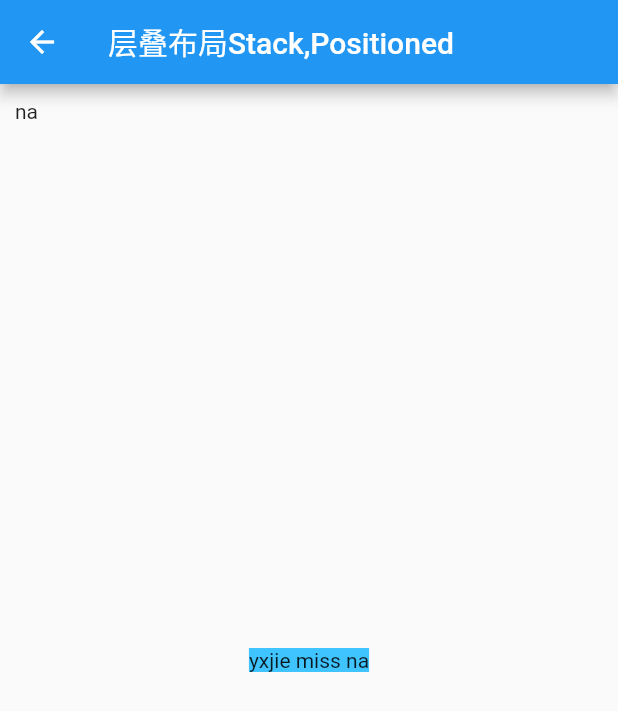
After one commit to Yxjie/Flutter_Study, a Flutter app: the DemoWidget screen opened by its route, after a tap on "层叠布局Stack,Positioned", on a phone screen of 412 x 824 dp. The commit adds this screen. Shown: the top 711 px of the screen. Run offline on Flutter 3.47's test engine with Material 2 defaults, Android fonts, the phone set to English and light mode, and no system bars.

Commit message:
[NFF] 层叠布局布局

```diff
--- /dev/null
+++ b/flutter_demo/lib/container/StackLayout.dart
@@ -0,0 +1,23 @@
+import 'package:flutter/material.dart';
+
+class StackLayoutWidget extends StatelessWidget {
+  @override
+  Widget build(BuildContext context) {
+    return Scaffold(
+      appBar: AppBar(
+        title: Text("层叠布局Stack,Positioned"),
+      ),
+      body: ConstrainedBox(
+        constraints: BoxConstraints.expand(),
+        child: Stack(
+          alignment: Alignment.center,
+          children: <Widget>[
+            Container(child: Text("yxjie miss na",),color: Colors.lightBlueAccent,),
+
+            Positioned(child: Text("na"),left: 10.0,top: 10.0,)
+          ],
+        ),
+      ),
+    );
+  }
+}
--- a/flutter_demo/lib/demo.dart
+++ b/flutter_demo/lib/demo.dart
@@ -10,6 +10,7 @@ import 'textFiled2.dart';
 import 'TextForm.dart';
 import 'container/LinearLayout.dart';
 import 'container/FlowLayout.dart';
+import 'container/StackLayout.dart';
 
 class DemoWidget extends StatelessWidget {
   @override
@@ -94,6 +95,10 @@ class DemoWidget extends StatelessWidget {
           CustomList(title: "流式布局Flow,Wrap", callback: (){
             Navigator.push(context, MaterialPageRoute(builder: (context)=> FlowLayoutWidget()));
           }),
+
+          CustomList(title: "层叠布局Stack,Positioned", callback: (){
+            Navigator.push(context, MaterialPageRoute(builder: (context)=> StackLayoutWidget()));
+          }),
         ],
       ),
     );
```
